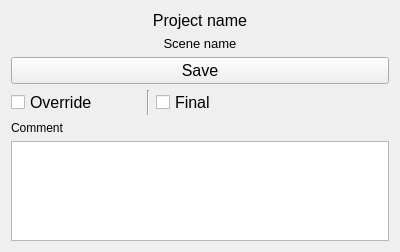
Qt form GSMaya/GUI/WIdgets/BaseScene/BaseSceneWidget.ui (GeterosisStudio/GeterosisStudioProjectManager) before a commit.
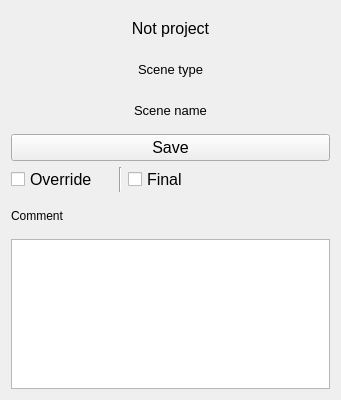
The same form after that commit.

What changed in the file:
```diff
--- a/GSMaya/GUI/WIdgets/BaseScene/BaseSceneWidget.ui
+++ b/GSMaya/GUI/WIdgets/BaseScene/BaseSceneWidget.ui
@@ -6,28 +6,20 @@
    <rect>
     <x>0</x>
     <y>0</y>
-    <width>400</width>
-    <height>234</height>
+    <width>341</width>
+    <height>400</height>
    </rect>
   </property>
   <property name="maximumSize">
    <size>
     <width>16777215</width>
-    <height>300</height>
+    <height>400</height>
    </size>
   </property>
   <property name="windowTitle">
    <string>Form</string>
   </property>
-  <layout class="QVBoxLayout" name="verticalLayout_2">
-   <property name="sizeConstraint">
-    <enum>QLayout::SetMinimumSize</enum>
-   </property>
-   <item>
     <layout class="QVBoxLayout" name="verticalLayout">
-     <property name="sizeConstraint">
-      <enum>QLayout::SetMinimumSize</enum>
-     </property>
      <item>
       <widget class="QLabel" name="label_3">
        <property name="font">
@@ -39,7 +31,7 @@
         <enum>Qt::LeftToRight</enum>
        </property>
        <property name="text">
-        <string>Project name</string>
+      <string>Not project</string>
        </property>
        <property name="alignment">
         <set>Qt::AlignCenter</set>
@@ -47,9 +39,25 @@
       </widget>
      </item>
      <item>
-      <layout class="QHBoxLayout" name="horizontalLayout_2">
+    <widget class="QLabel" name="scene_type_label">
+     <property name="font">
+      <font>
+       <pointsize>10</pointsize>
+      </font>
+     </property>
+     <property name="layoutDirection">
+      <enum>Qt::LeftToRight</enum>
+     </property>
+     <property name="text">
+      <string>Scene type</string>
+     </property>
+     <property name="alignment">
+      <set>Qt::AlignCenter</set>
+     </property>
+    </widget>
+   </item>
        <item>
-        <widget class="QLabel" name="label">
+    <widget class="QLabel" name="scene_name_label">
          <property name="font">
           <font>
            <pointsize>10</pointsize>
@@ -66,8 +74,6 @@
          </property>
         </widget>
        </item>
-      </layout>
-     </item>
      <item>
       <widget class="QPushButton" name="save_btn">
        <property name="enabled">
@@ -228,8 +234,6 @@
         </size>
        </property>
       </widget>
-     </item>
-    </layout>
    </item>
   </layout>
  </widget>
```
Left out of the diff: 18 changed lines with no effect on the pictures. Lines whose indentation alone changed are shown as unchanged.
